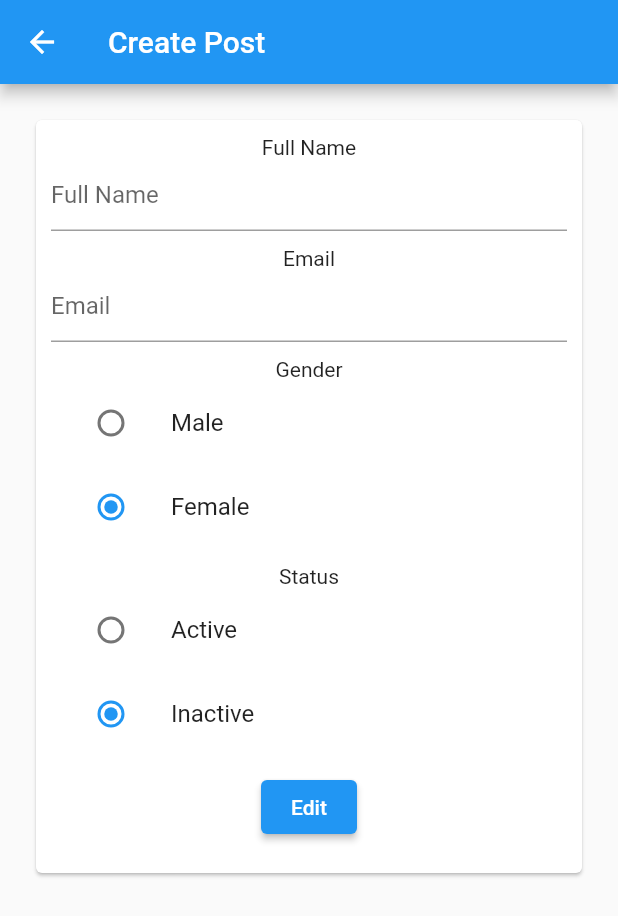
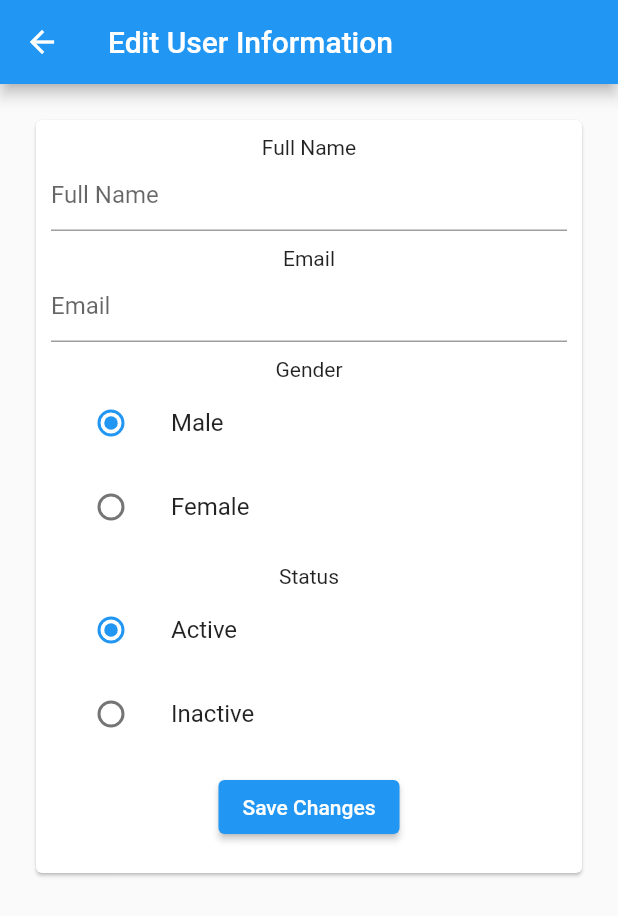
Before and after one commit to zhengyong14/assessment, a Flutter app: the UserEdit screen opened directly with empty values, on a phone screen of 412 x 824 dp. Shown: the top 916 px of the screen. Run offline on Flutter 3.47's test engine with Material 2 defaults, Android fonts, the phone set to English and light mode, and no system bars; network calls fail.

Commit message:
commit -4

```diff
--- a/lib/User_edit.dart
+++ b/lib/User_edit.dart
@@ -30,17 +30,7 @@ class _UserEditPageState extends State<UserEdit> {
     _nameController.text = users.name;
     _emailController.text = users.email;
     status = users.status;
-    if (users.status == 'Active') {
-      _status = Status.Active;
-    } else {
-      _status = Status.Inactive;
-    }
     gender = users.gender;
-    if (users.gender == 'Male') {
-      _gender = Gender.Male;
-    } else {
-      _gender = Gender.Female;
-    }
     super.initState();
   }
 
@@ -48,7 +38,7 @@ class _UserEditPageState extends State<UserEdit> {
   Widget build(BuildContext context) {
     return Scaffold(
       appBar: AppBar(
-        title: Text('Create Post'),
+        title: Text('Edit User Information'),
       ),
       body: Form(
         key: _addFormKey,
@@ -200,7 +190,7 @@ class _UserEditPageState extends State<UserEdit> {
                                     );
                                   }
                                 },
-                                child: Text('Edit',
+                                child: Text('Save Changes',
                                     style: TextStyle(color: Colors.white)),
                                 style: ButtonStyle(
                                     backgroundColor:
```
Also changed, not shown: lib/User.dart (+42 -34 lines), lib/User_service.dart (+17 -22 lines).
